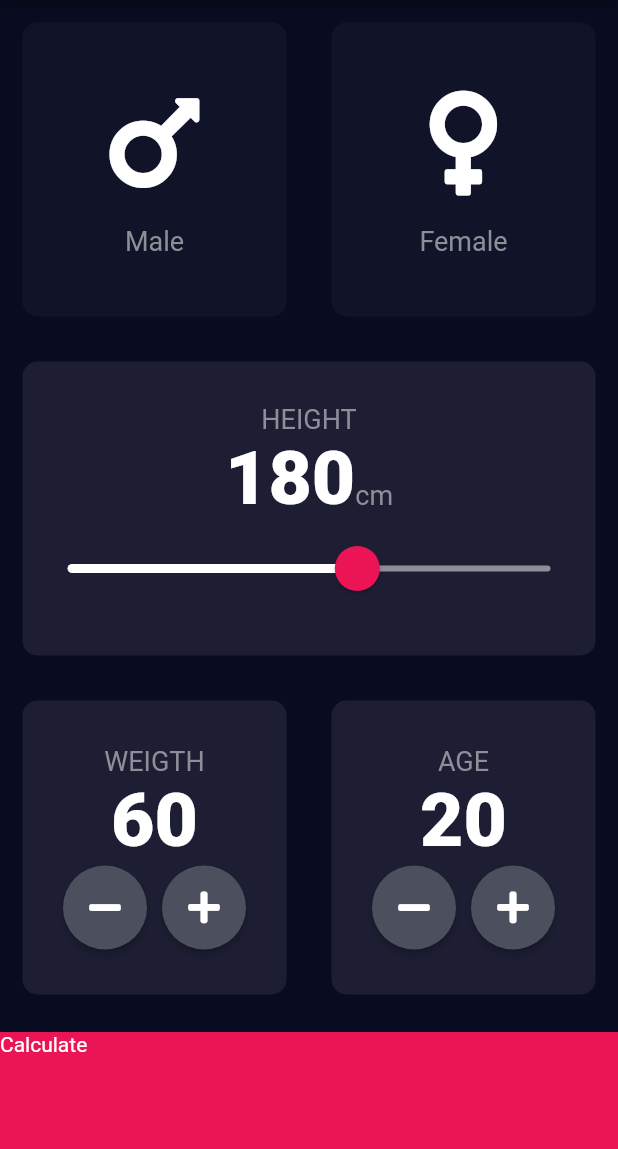
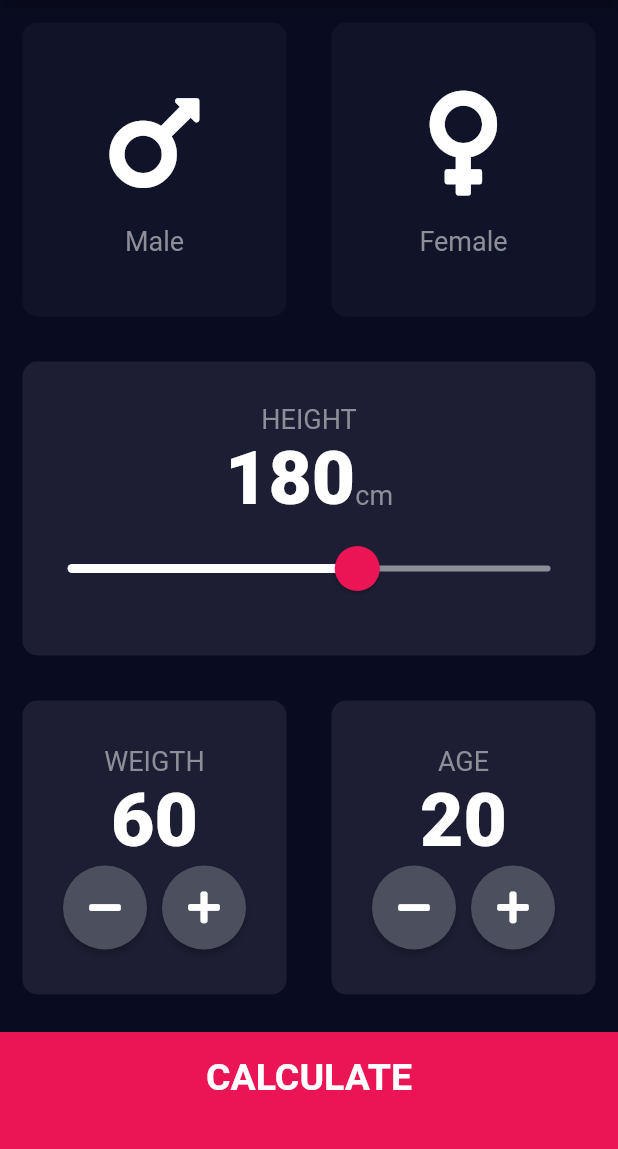
Before and after one commit to jorge-armando-navarro-flores/bmi_calculator, a Flutter app: the screen it shows after launch, on a phone screen of 412 x 824 dp, the part 84-1233 px from its top. Run offline on Flutter 3.47's test engine with Material 2 defaults, Android fonts, the phone set to English and light mode, and no system bars; our stand-ins replace font_awesome_flutter.

Commit message:
BottomButton

```diff
--- a/lib/input_page.dart
+++ b/lib/input_page.dart
@@ -17,7 +17,6 @@ class _InputPageState extends State<InputPage> {
   int? height;
   int weigth = 60;
   int age = 20;
-
 
   // Color maleCardColor = inactiveCardColor;
   // Color femaleCardColor = inactiveCardColor;
@@ -111,7 +110,7 @@ class _InputPageState extends State<InputPage> {
                       textBaseline: TextBaseline.alphabetic,
                       children: [
                         Text(
-                          height?.toString()?? "180",
+                          height?.toString() ?? "180",
                           style: kNumberTextStyle,
                         ),
                         Text(
@@ -126,22 +125,18 @@ class _InputPageState extends State<InputPage> {
                           activeTrackColor: Colors.white,
                           thumbColor: Color(0xFFeB1555),
                           overlayColor: Color(0x29EB1555),
-                        thumbShape: RoundSliderThumbShape(
-                          enabledThumbRadius: 15.0
-                        ),
-                        overlayShape: RoundSliderOverlayShape(
-                          overlayRadius: 30.0
-                        )
-                      ),
+                          thumbShape:
+                              RoundSliderThumbShape(enabledThumbRadius: 15.0),
+                          overlayShape:
+                              RoundSliderOverlayShape(overlayRadius: 30.0)),
                       child: Slider(
-                        value: height?.toDouble()?? 180.0,
+                        value: height?.toDouble() ?? 180.0,
                         min: 120,
                         max: 220,
-                        onChanged: (double newValue){
+                        onChanged: (double newValue) {
                           setState(() {
                             height = newValue.round();
                           });
-
                         },
                       ),
                     )
@@ -158,25 +153,29 @@ class _InputPageState extends State<InputPage> {
                       cardChild: Column(
                         mainAxisAlignment: MainAxisAlignment.center,
                         children: [
-                            Text("WEIGTH",
+                          Text(
+                            "WEIGTH",
                             style: kLabelTextStyle,
                           ),
-                            Text(weigth.toString(),
+                          Text(
+                            weigth.toString(),
                             style: kNumberTextStyle,
                           ),
                           Row(
                             mainAxisAlignment: MainAxisAlignment.center,
                             children: [
-                                RoundIconButton(icon: FontAwesomeIcons.minus,
-                                  onPressed: (){
+                              RoundIconButton(
+                                icon: FontAwesomeIcons.minus,
+                                onPressed: () {
                                   setState(() {
                                     weigth--;
                                   });
                                 },
                               ),
                               SizedBox(width: 10.0),
-                                RoundIconButton(icon: FontAwesomeIcons.plus,
-                                  onPressed: (){
+                              RoundIconButton(
+                                icon: FontAwesomeIcons.plus,
+                                onPressed: () {
                                   setState(() {
                                     weigth++;
                                   });
@@ -194,25 +193,29 @@ class _InputPageState extends State<InputPage> {
                       cardChild: Column(
                         mainAxisAlignment: MainAxisAlignment.center,
                         children: [
-                          Text("AGE",
+                          Text(
+                            "AGE",
                             style: kLabelTextStyle,
                           ),
-                          Text(age.toString(),
+                          Text(
+                            age.toString(),
                             style: kNumberTextStyle,
                           ),
                           Row(
                             mainAxisAlignment: MainAxisAlignment.center,
                             children: [
-                              RoundIconButton(icon: FontAwesomeIcons.minus,
-                                onPressed: (){
+                              RoundIconButton(
+                                icon: FontAwesomeIcons.minus,
+                                onPressed: () {
                                   setState(() {
                                     age--;
                                   });
                                 },
                               ),
                               SizedBox(width: 10.0),
-                              RoundIconButton(icon: FontAwesomeIcons.plus,
-                                onPressed: (){
+                              RoundIconButton(
+                                icon: FontAwesomeIcons.plus,
+                                onPressed: () {
                                   setState(() {
                                     age++;
                                   });
@@ -227,42 +230,60 @@ class _InputPageState extends State<InputPage> {
                 ],
               ),
             ),
-            GestureDetector(
-              onTap: (){
+            BottomButton(
+              onTap: () {
                 Navigator.pushNamed(context, "/results");
               },
-              child: Container(
-                child: Text("Calculate"),
-                color: kBottomContainerColor,
-                margin: EdgeInsets.only(top: 10.0),
-                width: double.infinity,
-                height: kBottomContainerHeight,
-              ),
+              buttonTitle: "CALCULATE",
             )
           ],
         ));
   }
 }
 
+class BottomButton extends StatelessWidget {
+  final VoidCallback? onTap;
+  final String? buttonTitle;
+  BottomButton({@required this.onTap, @required this.buttonTitle});
+
+
+  @override
+  Widget build(BuildContext context) {
+    return GestureDetector(
+      onTap: onTap,
+      child: Container(
+        child: Center(
+          child: Text(
+            buttonTitle!,
+            style: kLargeButtonTextStyle,
+          ),
+        ),
+        color: kBottomContainerColor,
+        margin: EdgeInsets.only(top: 10.0),
+        padding: EdgeInsets.only(bottom: 20.0),
+        width: double.infinity,
+        height: kBottomContainerHeight,
+      ),
+    );
+  }
+}
+
 class RoundIconButton extends StatelessWidget {
-
   final IconData? icon;
   final VoidCallback? onPressed;
   RoundIconButton({@required this.icon, this.onPressed});
 
   @override
   Widget build(BuildContext context) {
-
     return RawMaterialButton(
       child: Icon(icon),
-      constraints:BoxConstraints.tightFor(
+      constraints: BoxConstraints.tightFor(
         width: 56.0,
         height: 56.0,
       ),
       shape: CircleBorder(),
       fillColor: Color(0xFF4C4F5E),
       onPressed: onPressed,
-
     );
   }
 }
```
Also changed, not shown: lib/constants.dart (+21 -0 lines), lib/results_page.dart (+44 -2 lines). Lines whose indentation alone changed are shown as unchanged.
